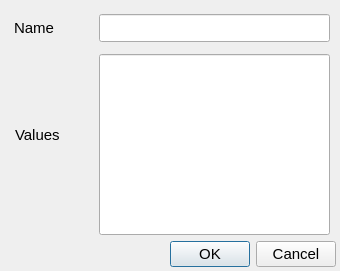
Qt form rabbit/view/ui/new_proxy_dialog.ui (phongtran0715/shoppingbot) before a commit.
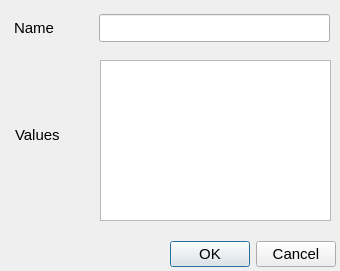
The same form after that commit.

Patch:
```diff
--- a/rabbit/view/ui/new_proxy_dialog.ui
+++ b/rabbit/view/ui/new_proxy_dialog.ui
@@ -66,19 +66,6 @@
     <string>&lt;html&gt;&lt;head/&gt;&lt;body&gt;&lt;p&gt;Email address&lt;/p&gt;&lt;/body&gt;&lt;/html&gt;</string>
    </property>
   </widget>
-  <widget class="QLineEdit" name="txtUsername">
-   <property name="geometry">
-    <rect>
-     <x>99</x>
-     <y>54</y>
-     <width>231</width>
-     <height>181</height>
-    </rect>
-   </property>
-   <property name="toolTip">
-    <string>&lt;html&gt;&lt;head/&gt;&lt;body&gt;&lt;p&gt;Telephone number&lt;/p&gt;&lt;/body&gt;&lt;/html&gt;</string>
-   </property>
-  </widget>
   <widget class="QLabel" name="label_2">
    <property name="geometry">
     <rect>
@@ -98,6 +85,16 @@
     <number>5</number>
    </property>
   </widget>
+  <widget class="QPlainTextEdit" name="txtContent">
+   <property name="geometry">
+    <rect>
+     <x>100</x>
+     <y>60</y>
+     <width>231</width>
+     <height>161</height>
+    </rect>
+   </property>
+  </widget>
  </widget>
  <tabstops>
   <tabstop>txtName</tabstop>
```
Left out of the diff: 1 changed line with no effect on the pictures.
